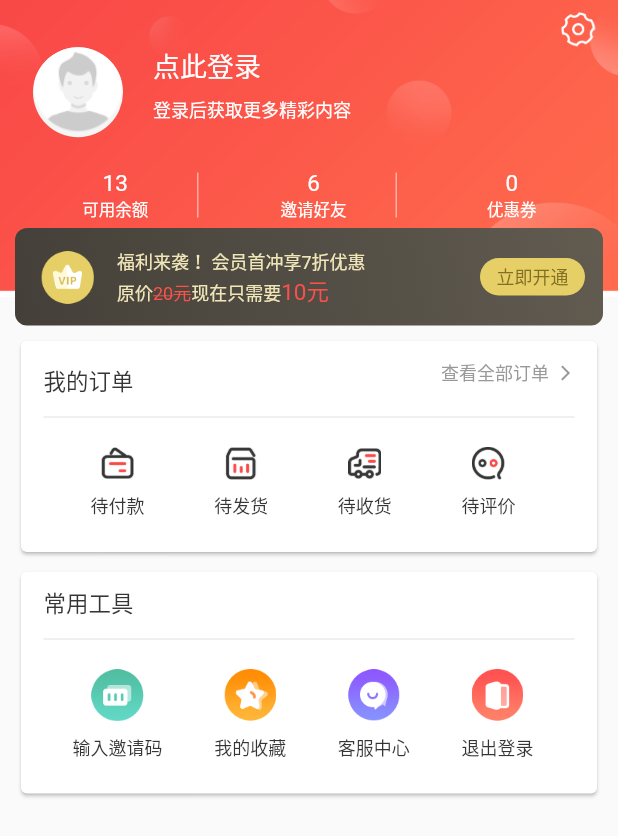
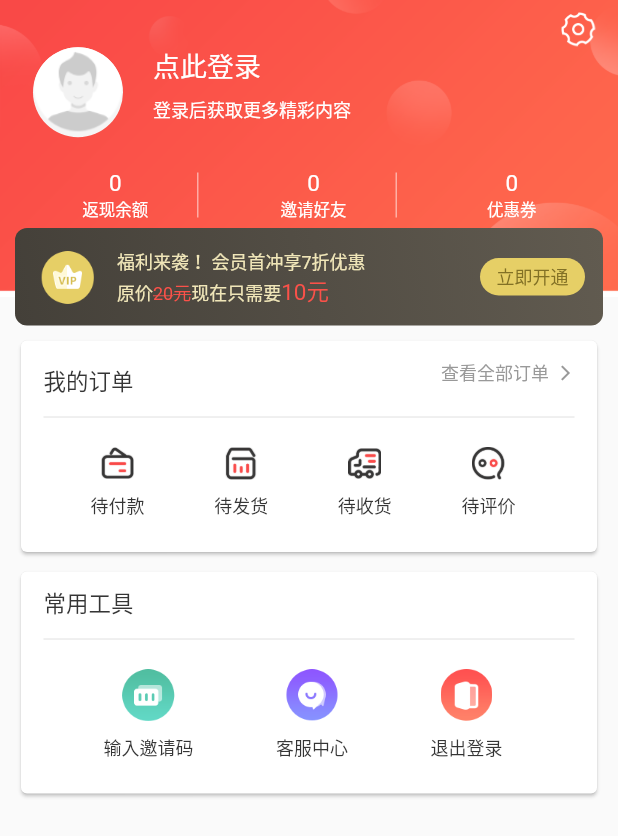
Before and after one commit to Bistua/flutter_shop, a Flutter app: the UserHomeListPage screen opened by its route, on a phone screen of 412 x 824 dp. Shown: the top 836 px of the screen. Run offline on Flutter 3.47's test engine with Material 2 defaults, Android fonts, the light colour scheme and no system bars; our stand-ins replace cached_network_image; generated files the repository leaves out were written again; network calls fail; Roboto replaces fonts that are missing (Quicksand); statements that could not run were skipped.

Commit message:
修正sku购物车bug和下单流程

```diff
--- a/flutter_lib/lib/logic/bloc/cart_bloc.dart
+++ b/flutter_lib/lib/logic/bloc/cart_bloc.dart
@@ -1,7 +1,6 @@
 import 'dart:async';
 
 import 'package:flutter_lib/bridge/cart_bridge.dart';
-import 'package:flutter_lib/bridge/common_bridge.dart';
 import 'package:flutter_lib/model/Result.dart';
 import 'package:flutter_lib/model/cart.dart';
 
@@ -62,7 +61,7 @@ class CartBloc {
 
   addSkuAmount(SkuWapper sku, int amount) {
     Future<Result> future =
-        CartBridge.delSku(sku.sku.productId, sku.goodsId, amount);
+        CartBridge.addSkuAmount(sku.sku.productId, sku.goodsId, amount);
     future.then((result) {
       if (result.code == 200) {
         Cart categoryList = Cart.fromJson(result.data);
--- a/flutter_lib/lib/ui/page/account/vip_apply.dart
+++ b/flutter_lib/lib/ui/page/account/vip_apply.dart
@@ -113,7 +113,8 @@ class VipApplyPageState extends State<VipApplyPage> {
                       borderRadius: new BorderRadius.circular(8.0),
                       color: Color(0xFF9E8B69))),
               onTap: () {
-                Navigator.pushNamed(context, UIData.MineWalletPage,arguments: 0);
+//                Navigator.pushNamed(context, UIData.MineWalletPage,arguments: 0);
+                Bridge.showShortToast("功能未开通");
               },
             )),
       ],
--- a/flutter_lib/lib/ui/page/dashboard/user_home_page.dart
+++ b/flutter_lib/lib/ui/page/dashboard/user_home_page.dart
@@ -230,29 +230,29 @@ class _UserHomeState extends State<UserHomeListPage> {
                       );
                     },
                   ),
-                  GestureDetector(
-                    onTap: () {
-                      Navigator.pushNamed(context, UIData.MineCollectionPage);
-                    },
-                    child: Column(
-                      mainAxisAlignment: MainAxisAlignment.center,
-                      children: <Widget>[
-                        Padding(
-                          child: Image.asset(
-                            "images/icon_shoucang.png",
-                            width: 35.0,
-                            height: 35.0,
-                          ),
-                          padding: EdgeInsets.fromLTRB(0, 12, 0, 8),
-                        ),
-                        Text(
-                          "我的收藏",
-                          style:
-                              TextStyle(color: UIData.ff353535, fontSize: 12),
-                        ),
-                      ],
-                    ),
-                  ),
+//                  GestureDetector(
+//                    onTap: () {
+//                      Navigator.pushNamed(context, UIData.MineCollectionPage);
+//                    },
+//                    child: Column(
+//                      mainAxisAlignment: MainAxisAlignment.center,
+//                      children: <Widget>[
+//                        Padding(
+//                          child: Image.asset(
+//                            "images/icon_shoucang.png",
+//                            width: 35.0,
+//                            height: 35.0,
+//                          ),
+//                          padding: EdgeInsets.fromLTRB(0, 12, 0, 8),
+//                        ),
+//                        Text(
+//                          "我的收藏",
+//                          style:
+//                              TextStyle(color: UIData.ff353535, fontSize: 12),
+//                        ),
+//                      ],
+//                    ),
+//                  ),
                   GestureDetector(
                     onTap: () {
 //                      Navigator.pushNamed(context, UIData.MineCollectionPage);
@@ -694,12 +694,12 @@ class _UserHomeState extends State<UserHomeListPage> {
                 children: <Widget>[
                   //金额
                   Text(
-                    "13",
+                    userInfo == null ? "0" : userInfo.balanceAmt,
                     style: TextStyle(color: Colors.white, fontSize: 15.0),
                   ),
                   //返现余额
                   Text(
-                    "可用余额",
+                    "返现余额",
                     style: TextStyle(color: Colors.white, fontSize: 11.0),
                   ),
                 ],
@@ -714,12 +714,18 @@ class _UserHomeState extends State<UserHomeListPage> {
             height: 30.0,
           ),
           Expanded(
+              child: GestureDetector(
+                onTap: () {
+                  //如果用户信息为空，那么我们就要去登录了，如果用户信息不为空，这时候，就要验证下
+                  Navigator.pushNamed(context, UIData.IviteFriendsPage,
+                      arguments: 0);
+                },
                 child: Padding(
                   child: Column(
                     children: <Widget>[
                       //金额
                       Text(
-                      "6",
+                        userInfo == null ? "0" : userInfo.inviteNum,
                         style: TextStyle(color: Colors.white, fontSize: 15.0),
                       ),
                       //返现余额
@@ -730,6 +736,7 @@ class _UserHomeState extends State<UserHomeListPage> {
                     ],
                   ),
                   padding: EdgeInsets.fromLTRB(22, 0, 0, 0),
+                ),
               ),
               flex: 1),
           Container(
--- a/flutter_lib/lib/ui/page/order/shop_order.dart
+++ b/flutter_lib/lib/ui/page/order/shop_order.dart
@@ -224,7 +224,9 @@ class _ShopOrderListState extends State<ShopOrderListPage> {
                       padding: EdgeInsets.fromLTRB(12, 18, 12, 8),
                       child: Text(name,
                           style:
-                              TextStyle(fontSize: 12, color: UIData.ff353535)),
+                              TextStyle(fontSize: 12, color: UIData.ff353535),
+                          softWrap: false,
+                          overflow: TextOverflow.ellipsis),
                     ),
 //                    Padding(
 //                      padding: EdgeInsets.fromLTRB(12, 0, 13, 0),
```
Also changed, not shown: flutter_lib/lib/ui/page/invite/invite_friends.dart (+26 -17 lines), flutter_lib/lib/ui/page/shop/shop_detail.dart (+28 -15 lines), flutter_lib/pubspec.lock, 3 other files. Lines whose indentation alone changed are shown as unchanged.
